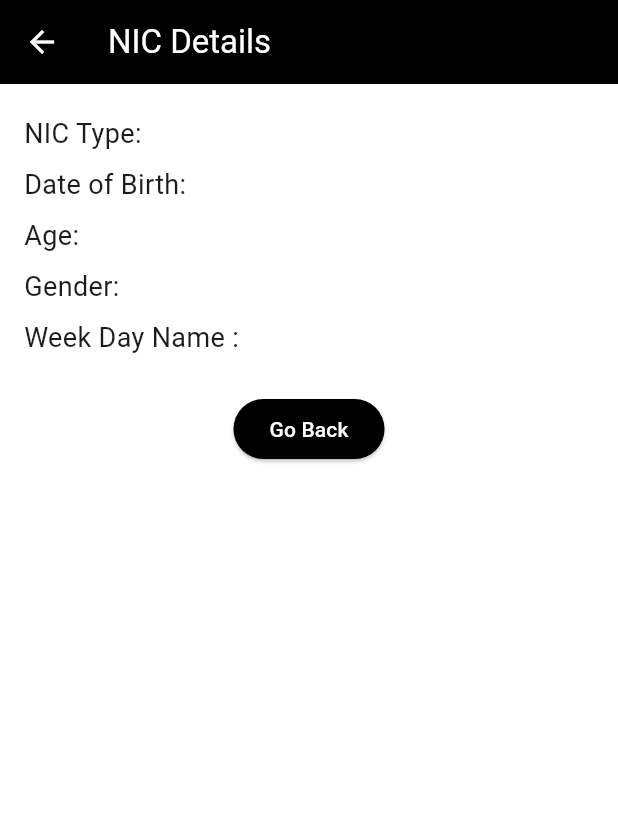
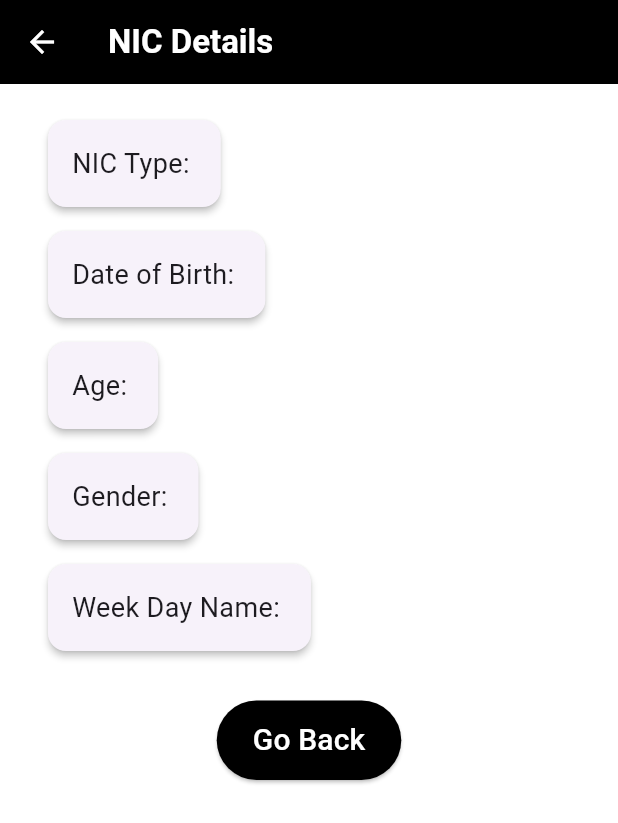
Before and after one commit to adith23/nic-decoder-app, a Flutter app: the ResultScreen screen opened directly, on a phone screen of 412 x 824 dp. Shown: the top 823 px of the screen. Run offline on Flutter 3.47's test engine with Material 3 defaults, Android fonts, the phone set to English and light mode, and no system bars; our stand-ins replace get.

Commit message:
New Updates

```diff
--- a/lib/app/screens/input_screen.dart
+++ b/lib/app/screens/input_screen.dart
@@ -3,25 +3,29 @@ import 'package:get/get.dart';
 import '../controllers/nic_controller.dart';
 import 'result_screen.dart';
 
+/// A screen that allows users to input their NIC number for decoding.
+///
+/// It contains a text field for NIC input and a button to trigger decoding.
 class InputScreen extends StatelessWidget {
+  /// Controller for NIC decoding logic.
   final NICController controller = Get.put(NICController());
+
+  /// Controller for handling NIC number text input.
   final TextEditingController nicController = TextEditingController();
 
+  /// Creates an instance of [InputScreen].
   InputScreen({super.key});
 
   @override
   Widget build(BuildContext context) {
     return Scaffold(
-      backgroundColor: const Color.fromARGB(255, 255, 255, 255),
+      backgroundColor: Colors.white,
       appBar: AppBar(
         title: const Padding(
           padding: EdgeInsets.only(left: 16.0),
           child: Text(
             "NIC Decoder",
-            style: TextStyle(
-              color: Colors.white,
-              fontWeight: FontWeight.bold
-            ),
+            style: TextStyle(color: Colors.white, fontWeight: FontWeight.bold),
           ),
         ),
         backgroundColor: Colors.black,
@@ -32,29 +36,28 @@ class InputScreen extends StatelessWidget {
         padding: const EdgeInsets.all(16.0),
         child: Column(
           mainAxisAlignment: MainAxisAlignment.center,
-          crossAxisAlignment: CrossAxisAlignment.center,
           children: [
             Padding(
               padding: const EdgeInsets.only(left: 16.0),
               child: TextField(
                 controller: nicController,
-                style: const TextStyle(color: Color.fromARGB(255, 0, 0, 0)),
                 decoration: InputDecoration(
                   labelText: "Enter NIC Number",
-                  labelStyle: const TextStyle(color: Color.fromARGB(179, 0, 0, 0)),
+                  labelStyle:
+                      const TextStyle(color: Color.fromARGB(179, 0, 0, 0)),
                   enabledBorder: OutlineInputBorder(
-                    borderSide: const BorderSide(color: Color.fromARGB(179, 0, 0, 0)),
+                    borderSide:
+                        const BorderSide(color: Color.fromARGB(179, 0, 0, 0)),
                   ),
                   focusedBorder: OutlineInputBorder(
-                    borderSide: const BorderSide(color: Color.fromARGB(255, 0, 0, 0)),
+                    borderSide:
+                        const BorderSide(color: Color.fromARGB(255, 0, 0, 0)),
                   ),
                 ),
               ),
             ),
-            const SizedBox(height: 20),
-            Padding(
-              padding: const EdgeInsets.only(left: 16.0),
-              child: ElevatedButton(
+            const SizedBox(height: 28),
+            ElevatedButton(
               onPressed: () {
                 String nic = nicController.text.trim();
                 if (nic.isNotEmpty) {
@@ -68,9 +71,10 @@ class InputScreen extends StatelessWidget {
               style: ElevatedButton.styleFrom(
                 backgroundColor: const Color.fromARGB(255, 0, 0, 0),
                 foregroundColor: const Color.fromARGB(255, 255, 255, 255),
+                padding:
+                    const EdgeInsets.symmetric(vertical: 12, horizontal: 24),
               ),
-                child: const Text("Decode", style: TextStyle(fontSize: 16)),
-              ),
+              child: const Text("Decode", style: TextStyle(fontSize: 20)),
             ),
           ],
         ),
--- a/lib/app/screens/result_screen.dart
+++ b/lib/app/screens/result_screen.dart
@@ -2,9 +2,14 @@ import 'package:flutter/material.dart';
 import 'package:get/get.dart';
 import '../controllers/nic_controller.dart';
 
+/// A screen that displays the decoded NIC details.
+///
+/// It shows NIC type, date of birth, age, gender, and weekday name.
 class ResultScreen extends StatelessWidget {
+  /// Finds the NIC controller to get decoded data.
   final NICController controller = Get.find<NICController>();
 
+  /// Constructor for [ResultScreen].
   ResultScreen({super.key});
 
   @override
@@ -14,7 +19,7 @@ class ResultScreen extends StatelessWidget {
       appBar: AppBar(
         title: const Text(
           "NIC Details",
-          style: TextStyle(color: Colors.white),
+          style: TextStyle(color: Colors.white, fontWeight: FontWeight.bold),
         ),
         backgroundColor: const Color.fromARGB(255, 0, 0, 0),
         elevation: 0,
@@ -22,38 +27,56 @@ class ResultScreen extends StatelessWidget {
       ),
       body: Padding(
         padding: const EdgeInsets.all(16.0),
+        child: SingleChildScrollView(
           child: Column(
             crossAxisAlignment: CrossAxisAlignment.start,
             children: [
-            _infoTile("NIC Type", controller.nicType.value),
-            _infoTile("Date of Birth", controller.dob.value),
-            _infoTile("Age", controller.age.value),
-            _infoTile("Gender", controller.gender.value),
-            _infoTile("Week Day Name ", controller.weekday.value),
-            const SizedBox(height: 20),
+              Padding(
+                padding: const EdgeInsets.only(left: 16.0),
+                child: Column(
+                  crossAxisAlignment: CrossAxisAlignment.start,
+                  children: [
+                    _infoCard("NIC Type", controller.nicType.value),
+                    _infoCard("Date of Birth", controller.dob.value),
+                    _infoCard("Age", controller.age.value),
+                    _infoCard("Gender", controller.gender.value),
+                    _infoCard("Week Day Name", controller.weekday.value),
+                  ],
+                ),
+              ),
+              const SizedBox(height: 25),
               Center(
                 child: ElevatedButton(
                   onPressed: () => Get.back(),
                   style: ElevatedButton.styleFrom(
                     backgroundColor: Colors.black,
                     foregroundColor: Colors.white,
+                    padding: const EdgeInsets.symmetric(vertical: 12, horizontal: 24),
                   ),
                   child: const Text(
                     "Go Back",
-                  style: TextStyle(color: Colors.white),
+                    style: TextStyle(fontSize: 20),
                   ),
                 ),
               ),
             ],
           ),
         ),
+      ),
     );
   }
 
-  Widget _infoTile(String title, String value) {
-    return Padding(
-      padding: const EdgeInsets.symmetric(vertical: 4.0),
+  /// Creates a card widget displaying a title and its corresponding value.
+  ///
+  /// Used to show NIC details.
+  Widget _infoCard(String title, String value) {
+    return Card(
+      elevation: 2,
+      margin: const EdgeInsets.symmetric(vertical: 8.0),
+      child: Padding(
+        padding: const EdgeInsets.all(16.0),
         child: Text("$title: $value", style: const TextStyle(fontSize: 18)),
+      ),
     );
   }
 }
--- a/lib/main.dart
+++ b/lib/main.dart
@@ -2,10 +2,16 @@ import 'package:flutter/material.dart';
 import 'package:get/get.dart';
 import 'app/screens/input_screen.dart';
 
+/// The main entry point of the application.
+///
+/// It initializes the Flutter app and sets [InputScreen] as the home screen.
 void main() {
   runApp(const MyApp());
 }
 
+/// The root widget of the NIC Decoder application.
+///
+/// Uses [GetMaterialApp] for navigation and state management.
 class MyApp extends StatelessWidget {
   const MyApp({super.key});
 
--- a/pubspec.yaml
+++ b/pubspec.yaml
@@ -16,6 +16,7 @@ dev_dependencies:
   flutter_test:
     sdk: flutter
   flutter_lints: ^5.0.0
+  dartdoc: any
 
 flutter:
   uses-material-design: true
```
Also changed, not shown: lib/app/controllers/nic_controller.dart (+20 -0 lines), pubspec.lock, 125 other files. Lines whose indentation alone changed are shown as unchanged.
